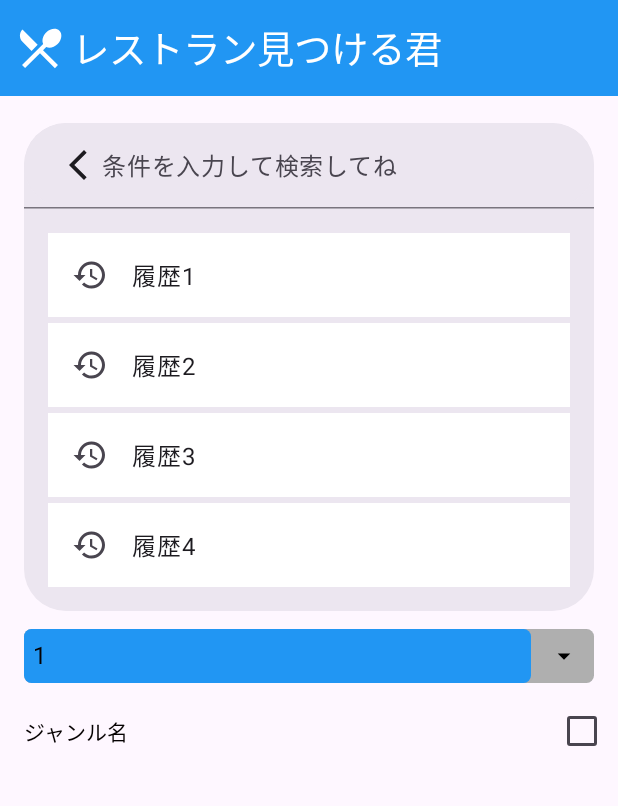
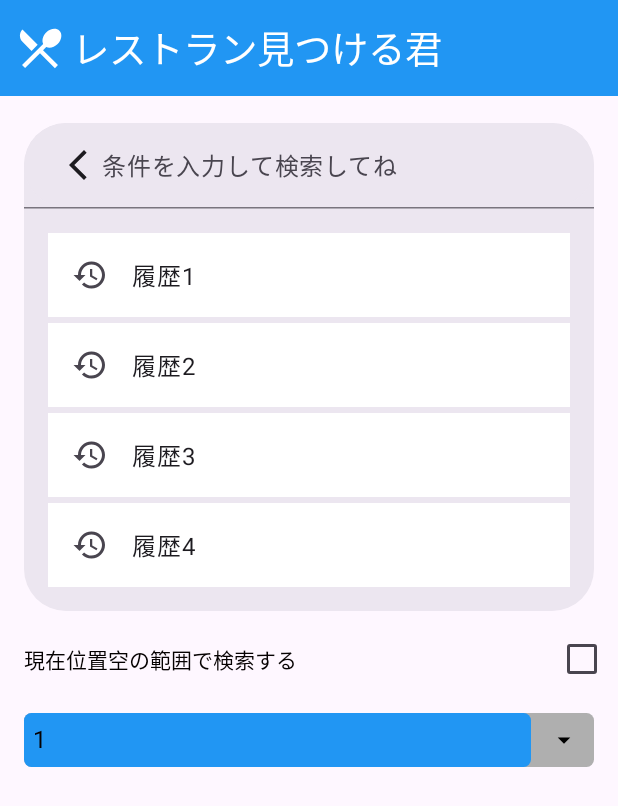
Before and after one commit to 1D04KSk-sana/RestaurantFindKun, an Android app built with Jetpack Compose: the screen it shows after launch (MainActivity), on a phone screen of 412 x 824 dp. Shown: the top 806 px of the screen. Run offline under Robolectric (Android 15) with nearby library versions, the phone set to English and light mode, and no system bars; our stand-ins replace Dagger/Hilt's generated code.

```diff
--- a/app/src/main/java/com/example/restaurantfindkun/screen/result/ResultScreen.kt
+++ b/app/src/main/java/com/example/restaurantfindkun/screen/result/ResultScreen.kt
@@ -12,7 +12,6 @@ import androidx.hilt.navigation.compose.hiltViewModel
 import androidx.lifecycle.compose.collectAsStateWithLifecycle
 import com.example.restaurantfindkun.data.api.response.Shop
 import com.example.restaurantfindkun.screen.component.CardContent
-import com.example.restaurantfindkun.screen.top.TopViewModel
 
 @Composable
 fun ResultScreen(
--- a/app/src/main/java/com/example/restaurantfindkun/screen/top/TopScreen.kt
+++ b/app/src/main/java/com/example/restaurantfindkun/screen/top/TopScreen.kt
@@ -26,7 +26,6 @@ import androidx.compose.material3.Icon
 import androidx.compose.material3.ListItem
 import androidx.compose.material3.Text
 import androidx.compose.runtime.Composable
-import androidx.compose.runtime.LaunchedEffect
 import androidx.compose.runtime.getValue
 import androidx.compose.runtime.mutableStateOf
 import androidx.compose.runtime.remember
@@ -52,11 +51,16 @@ fun TopScreen(
     modifier: Modifier = Modifier,
     moveNextScreen: () -> Unit
 ) {
+    //Remember：位置検索の可否選択
+    var positionBoolean by remember { mutableStateOf(true) }
+    //Remember：位置検索の範囲
+    var positionRange by remember { mutableStateOf(0) }
+
     val uiState by viewModel.uiState.collectAsStateWithLifecycle()
     var checkedBoolean = false
 
-    //ComboBox（DropDownMenu）用のテストデータ
-    val testItems = listOf("1", "2", "3", "4")
+    //ComboBox（DropDownMenu）用の現在位置からの検索範囲データ
+    val testItems = listOf("1", "2", "3", "4", "5")
     var selectedItem by remember { mutableStateOf(testItems.first()) }
 
     Box(modifier = Modifier.fillMaxSize()) {
@@ -76,16 +80,21 @@ fun TopScreen(
                     moveNextScreen();
                 }
             )
+            CheckBoxContent(titleName = "現在位置空の範囲で検索する") { isChecked ->
+                checkedBoolean = !checkedBoolean
+                positionBoolean = checkedBoolean
+                Log.d("Test", positionBoolean.toString())
+            }
             DropDownMenuContent(
                 modifier = Modifier,
                 items = testItems,
                 selectedItem = selectedItem,
-                onItemSelected = { selectedItem = it }
+                onItemSelected = {
+                    selectedItem = it
+                    positionRange = selectedItem.toInt()
+                    Log.d("Test", positionRange.toString())
+                }
             )
-            CheckBoxContent(titleName = "ジャンル名") { isChecked ->
-                checkedBoolean = !checkedBoolean
-                Log.d("Test", checkedBoolean.toString())
-            }
         }
     }
 }
```
Also changed, not shown: app/src/main/java/com/example/restaurantfindkun/repository/SearchRemember.kt (added, +11 -0 lines), app/src/main/java/com/example/restaurantfindkun/screen/top/TopViewModel.kt (+0 -13 lines), 1 other file.
